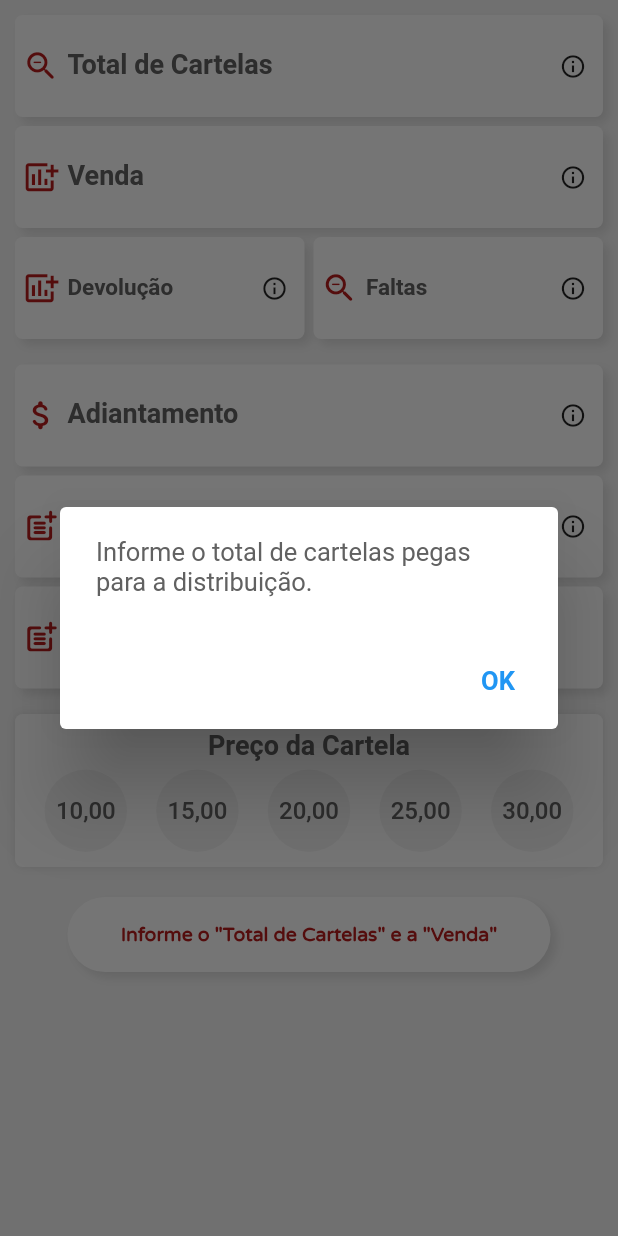
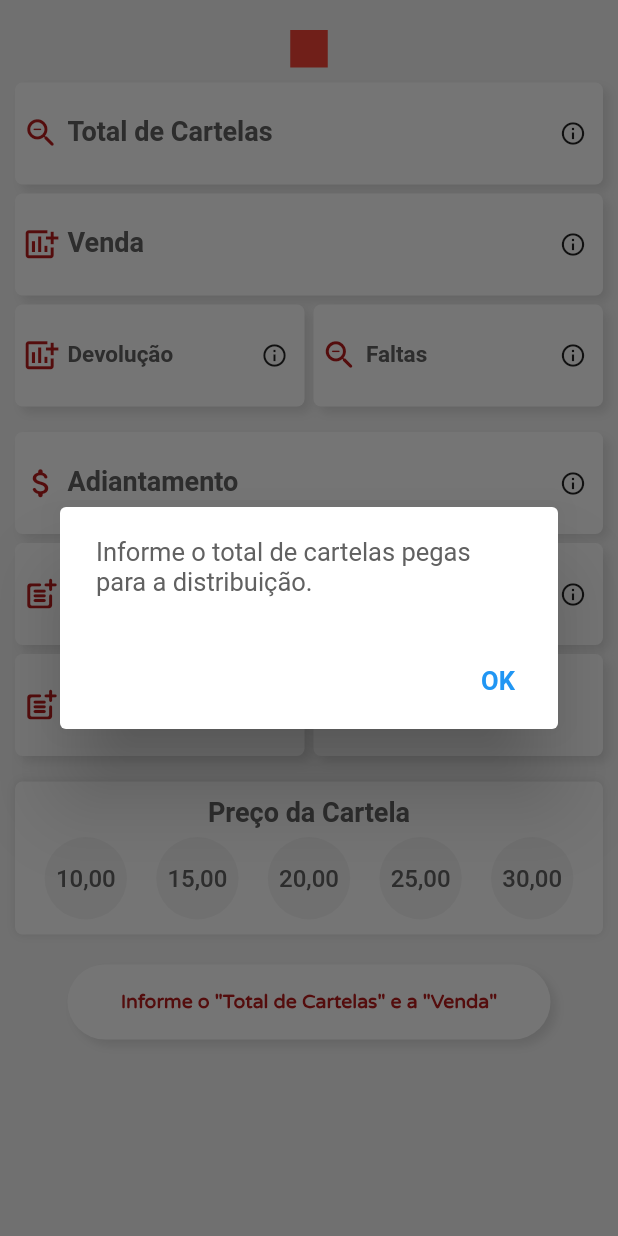
Before and after one commit to JoaoPaulo-Macedo/sales_accounting_app, a Flutter app: the screen it shows after launch, after a tap on the "info outline" icon, on a phone screen of 412 x 824 dp. Run offline on Flutter 3.47's test engine with Material 2 defaults, Android fonts, the phone set to English and light mode, and no system bars; our stand-ins replace shared_preferences.

Commit message:
ADD local storage

```diff
--- /dev/null
+++ b/lib/app/interfaces/local_storage_interface.dart
@@ -0,0 +1,5 @@
+abstract class LocalStorageInterface {
+  Future get(String key);
+  Future put(String key, dynamic value);
+  Future delete(String key);
+}
--- a/lib/app/pages/home/home_page.dart
+++ b/lib/app/pages/home/home_page.dart
@@ -2,6 +2,7 @@ import 'package:flutter/material.dart';
 import 'package:flutter/services.dart';
 import 'package:lucky_triangle/app/design/app_designs.dart';
 import 'package:lucky_triangle/app/pages/home/widgets/app_info_icon.dart';
+import 'package:lucky_triangle/app/root_controller.dart';
 import 'enum.dart';
 
 class HomePage extends StatefulWidget {
@@ -65,6 +66,18 @@ class _HomePageState extends State<HomePage> {
                 padding: const EdgeInsets.all(10),
                 child: Column(
                   children: [
+                    GestureDetector(
+                      child: Container(
+                        margin: const EdgeInsets.all(10),
+                        height: 25,
+                        width: 25,
+                        color: Colors.red,
+                      ),
+                      onTap: () {
+                        RootController.instance.changeTheme();
+                        print('!!!!!!!!!!!!!!!!!!!!!!!!!!!!');
+                      },
+                    ),
                     _textFieldCard(
                       title: 'Total de Cartelas',
                       prefixIcon: Icons.zoom_out_rounded,
--- a/lib/app/root_controller.dart
+++ b/lib/app/root_controller.dart
@@ -1,9 +1,35 @@
 import 'package:flutter/foundation.dart';
+import 'package:lucky_triangle/app/interfaces/local_storage_interface.dart';
+import 'package:lucky_triangle/app/services/local_storage.dart';
 
 import 'models/app_config.dart';
 
 class RootController {
-  RootController._();
+  RootController._() {
+    print('ROOOOOOOT!!!!!!!!!!!!');
+    print('${theme.value}?????????????????');
+    storage.get('theme').then((value) {
+      print('STORAGE!!!!!!!!!!!!');
+      if (value != null) {
+        var theme;
+        switch (value) {
+          case "ThemeSwitch.auto":
+            theme = ThemeSwitch.auto;
+            break;
+          case 'ThemeSwitch.light':
+            theme = ThemeSwitch.light;
+            break;
+          case 'ThemeSwitch.dark':
+            theme = ThemeSwitch.dark;
+            break;
+        }
+        config.themeSwitch.value = theme;
+        print('STORAGE??????????????');
+        print('$value?????????????');
+        //TODO: The auto theme is being set before verifing the local storage...
+      }
+    });
+  }
 
   /// A singleton allows you to access the same instace with the same state anywhere.
   /// By making the constructor private you prevent it from being initialized and stop being a singleton.
@@ -12,6 +38,9 @@ class RootController {
 
   final AppConfig config = AppConfig();
   ValueNotifier<ThemeSwitch> get theme => config.themeSwitch;
+
+  /// Always set the variable as the interface an then instantiate some interface's implementation.
+  final LocalStorageInterface storage = LocalStorage();
 
   changeTheme() {
     ThemeSwitch value;
@@ -29,5 +58,7 @@ class RootController {
     }
 
     theme.value = value;
+    print('$value!!!!!!!!!!!!!!!!!!!!!');
+    storage.put('theme', value);
   }
 }
--- /dev/null
+++ b/lib/app/services/local_storage.dart
@@ -0,0 +1,25 @@
+import 'package:lucky_triangle/app/interfaces/local_storage_interface.dart';
+import 'package:lucky_triangle/app/models/app_config.dart';
+import 'package:shared_preferences/shared_preferences.dart';
+
+class LocalStorage implements LocalStorageInterface {
+  @override
+  Future get(String key) async {
+    var shared = await SharedPreferences.getInstance();
+    return shared.get(key);
+  }
+
+  @override
+  Future delete(String key) async {
+    var shared = await SharedPreferences.getInstance();
+    return shared.remove(key);
+  }
+
+  @override
+  Future put(String key, dynamic value) async {
+    var shared = await SharedPreferences.getInstance();
+    if (value is ThemeSwitch) {
+      shared.setString(key, value.toString());
+    }
+  }
+}
--- a/pubspec.yaml
+++ b/pubspec.yaml
@@ -21,6 +21,7 @@ environment:
   sdk: ">=2.7.0 <3.0.0"
 
 dependencies:
+  shared_preferences:
   flutter:
     sdk: flutter
 
```
Also changed, not shown: lib/app/tips.txt (+11 -3 lines), pubspec.lock.
